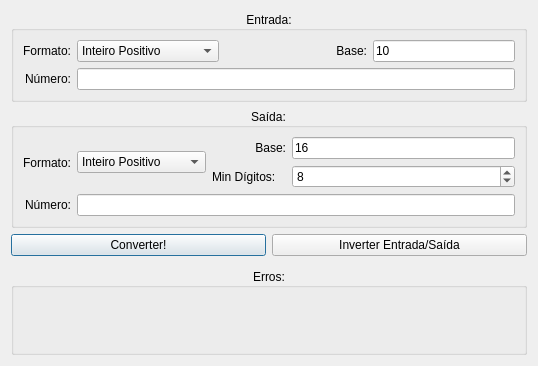
First picture: the form in src/gui/baseconversordialog.ui, repository petcomputacaoufrgs/hidracpp, before the edit.
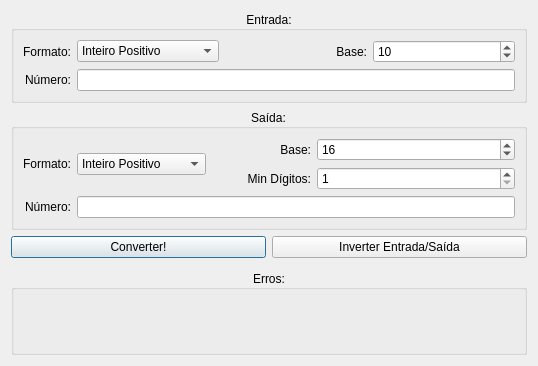
Second picture: the form after the edit.

Commit message: base conversor is ready

Patch:
```diff
--- a/src/gui/baseconversordialog.ui
+++ b/src/gui/baseconversordialog.ui
@@ -57,19 +57,6 @@
             </item>
            </widget>
           </item>
-          <item row="0" column="5">
-           <widget class="QLineEdit" name="lineEditInputBase">
-            <property name="sizePolicy">
-             <sizepolicy hsizetype="Preferred" vsizetype="Fixed">
-              <horstretch>0</horstretch>
-              <verstretch>0</verstretch>
-             </sizepolicy>
-            </property>
-            <property name="text">
-             <string>10</string>
-            </property>
-           </widget>
-          </item>
           <item row="0" column="4">
            <widget class="QLabel" name="label">
             <property name="text">
@@ -115,6 +102,19 @@
           <item row="2" column="3" colspan="3">
            <widget class="QLineEdit" name="lineEditInputValor"/>
           </item>
+          <item row="0" column="5">
+           <widget class="QSpinBox" name="inputBase">
+            <property name="minimum">
+             <number>2</number>
+            </property>
+            <property name="maximum">
+             <number>36</number>
+            </property>
+            <property name="value">
+             <number>10</number>
+            </property>
+           </widget>
+          </item>
          </layout>
         </item>
        </layout>
@@ -143,7 +143,55 @@
           <property name="bottomMargin">
            <number>0</number>
           </property>
-          <item row="2" column="1" colspan="5">
+          <item row="1" column="2">
+           <widget class="QLabel" name="label_5">
+            <property name="sizePolicy">
+             <sizepolicy hsizetype="Preferred" vsizetype="Preferred">
+              <horstretch>0</horstretch>
+              <verstretch>0</verstretch>
+             </sizepolicy>
+            </property>
+            <property name="layoutDirection">
+             <enum>Qt::LeftToRight</enum>
+            </property>
+            <property name="text">
+             <string>Min Dígitos:</string>
+            </property>
+            <property name="alignment">
+             <set>Qt::AlignRight|Qt::AlignTrailing|Qt::AlignVCenter</set>
+            </property>
+           </widget>
+          </item>
+          <item row="0" column="0" rowspan="2">
+           <widget class="QLabel" name="baseTypeOutput">
+            <property name="sizePolicy">
+             <sizepolicy hsizetype="Maximum" vsizetype="Preferred">
+              <horstretch>0</horstretch>
+              <verstretch>0</verstretch>
+             </sizepolicy>
+            </property>
+            <property name="text">
+             <string>Formato:</string>
+            </property>
+            <property name="alignment">
+             <set>Qt::AlignRight|Qt::AlignTrailing|Qt::AlignVCenter</set>
+            </property>
+           </widget>
+          </item>
+          <item row="1" column="3" colspan="2">
+           <widget class="QSpinBox" name="minDigits">
+            <property name="minimum">
+             <number>1</number>
+            </property>
+            <property name="maximum">
+             <number>64</number>
+            </property>
+            <property name="value">
+             <number>1</number>
+            </property>
+           </widget>
+          </item>
+          <item row="2" column="1" colspan="4">
            <widget class="QLineEdit" name="lineEditOutputValor">
             <property name="readOnly">
              <bool>true</bool>
@@ -182,39 +230,6 @@
             </property>
            </widget>
           </item>
-          <item row="1" column="2">
-           <widget class="QLabel" name="label_5">
-            <property name="text">
-             <string>Min Dígitos:</string>
-            </property>
-           </widget>
-          </item>
-          <item row="0" column="3" colspan="3">
-           <widget class="QLineEdit" name="lineEditOutputBase">
-            <property name="sizePolicy">
-             <sizepolicy hsizetype="Preferred" vsizetype="Fixed">
-              <horstretch>0</horstretch>
-              <verstretch>0</verstretch>
-             </sizepolicy>
-            </property>
-            <property name="text">
-             <string>16</string>
-            </property>
-           </widget>
-          </item>
-          <item row="1" column="3" colspan="3">
-           <widget class="QSpinBox" name="minDigits">
-            <property name="minimum">
-             <number>1</number>
-            </property>
-            <property name="maximum">
-             <number>64</number>
-            </property>
-            <property name="value">
-             <number>8</number>
-            </property>
-           </widget>
-          </item>
           <item row="0" column="1" rowspan="2">
            <widget class="QComboBox" name="outputType">
             <item>
@@ -239,19 +254,16 @@
             </item>
            </widget>
           </item>
-          <item row="0" column="0" rowspan="2">
-           <widget class="QLabel" name="baseTypeOutput">
-            <property name="sizePolicy">
-             <sizepolicy hsizetype="Maximum" vsizetype="Preferred">
-              <horstretch>0</horstretch>
-              <verstretch>0</verstretch>
-             </sizepolicy>
+          <item row="0" column="3" colspan="2">
+           <widget class="QSpinBox" name="outputBase">
+            <property name="minimum">
+             <number>2</number>
             </property>
-            <property name="text">
-             <string>Formato:</string>
+            <property name="maximum">
+             <number>36</number>
             </property>
-            <property name="alignment">
-             <set>Qt::AlignRight|Qt::AlignTrailing|Qt::AlignVCenter</set>
+            <property name="value">
+             <number>16</number>
             </property>
            </widget>
           </item>
```
The commit also changes 3 other files.
